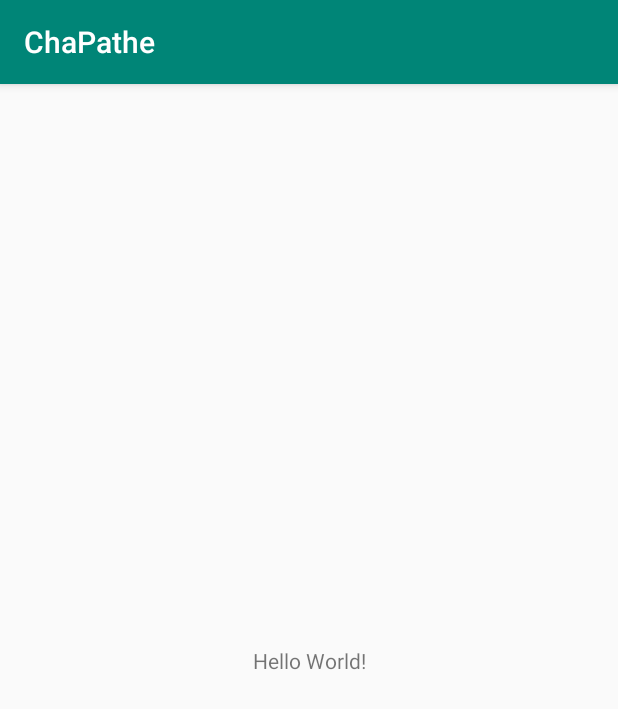
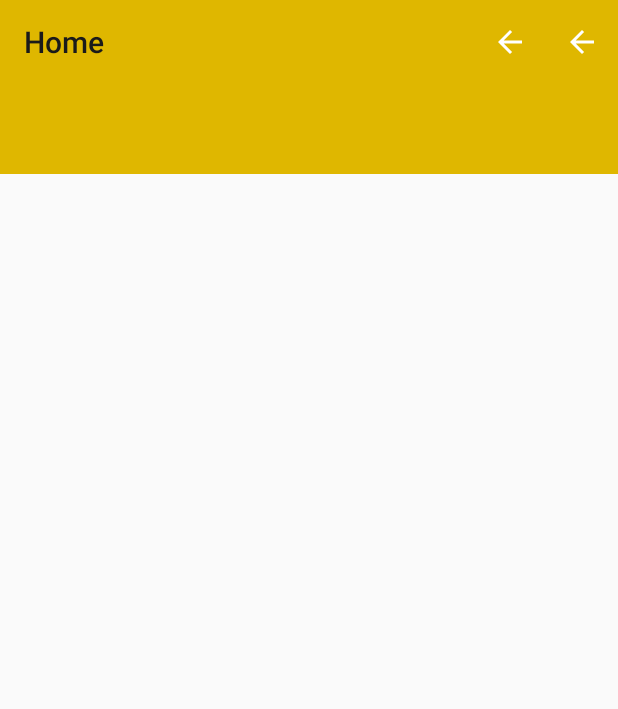
Before and after one commit to TarekBenDriss/Chapathe, an Android app: the screen it shows after launch (MainActivity), on a phone screen of 412 x 824 dp. Shown: the top 709 px of the screen. Run offline under Robolectric (Android 15) with nearby library versions, the phone set to English and light mode, and no system bars.

Commit message:
Main AppBar implemented

```diff
--- a/app/src/main/java/com/bendriss/chapathe/MainActivity.java
+++ b/app/src/main/java/com/bendriss/chapathe/MainActivity.java
@@ -1,15 +1,75 @@
 package com.bendriss.chapathe;
 
+import androidx.annotation.NonNull;
+import androidx.annotation.RequiresApi;
 import androidx.appcompat.app.AppCompatActivity;
+import androidx.appcompat.widget.Toolbar;
+import androidx.core.content.ContextCompat;
 
+import android.app.Activity;
+import android.os.Build;
 import android.os.Bundle;
+import android.util.Log;
+import android.view.Menu;
+import android.view.MenuInflater;
+import android.view.MenuItem;
+import android.view.Window;
+import android.view.WindowManager;
 
 
 public class MainActivity extends AppCompatActivity {
 
+    @RequiresApi(api = Build.VERSION_CODES.LOLLIPOP)
     @Override
     protected void onCreate(Bundle savedInstanceState) {
         super.onCreate(savedInstanceState);
         setContentView(R.layout.activity_main);
+        changeStatusBarColor(this);
+        Toolbar toolbar =  findViewById(R.id.main_toolbar);
+
+        toolbar.setOnMenuItemClickListener(new Toolbar.OnMenuItemClickListener() {
+            @Override
+            public boolean onMenuItemClick(MenuItem menuItem) {
+                if(menuItem.getItemId()==R.id.menu_settings)
+                    Log.e("ID","1");
+                else
+                    Log.e("ID","2");
+                return false;
+            }
+        });
+       // toolbar.setSubtitle("Test Subtitle");
+       // toolbar.inflateMenu(R.menu.main_manu);
+    }
+
+    @RequiresApi(api = Build.VERSION_CODES.LOLLIPOP)
+    private void changeStatusBarColor(Activity activity)
+    {
+        Window window = activity.getWindow();
+
+// clear FLAG_TRANSLUCENT_STATUS flag:
+        window.clearFlags(WindowManager.LayoutParams.FLAG_TRANSLUCENT_STATUS);
+
+// add FLAG_DRAWS_SYSTEM_BAR_BACKGROUNDS flag to the window
+        window.addFlags(WindowManager.LayoutParams.FLAG_DRAWS_SYSTEM_BAR_BACKGROUNDS);
+
+// finally change the color
+        window.setStatusBarColor(ContextCompat.getColor(activity,R.color.colorPrimary));
+    }
+
+    @Override
+    public boolean onCreateOptionsMenu(Menu menu) {
+        MenuInflater menuInflater = getMenuInflater();
+        menuInflater.inflate(R.menu.app_bar_menu,menu);
+        return super.onCreateOptionsMenu(menu);
+    }
+
+    @Override
+    public boolean onOptionsItemSelected(@NonNull MenuItem item) {
+        if(item.getItemId()==R.id.menu_settings)
+            Log.e("ID","1");
+        else
+            Log.e("ID","2");
+
+        return super.onOptionsItemSelected(item);
     }
 }
--- a/app/src/main/res/layout/activity_main.xml
+++ b/app/src/main/res/layout/activity_main.xml
@@ -6,13 +6,24 @@
     android:layout_height="match_parent"
     tools:context=".MainActivity">
 
-    <TextView
-        android:layout_width="wrap_content"
-        android:layout_height="wrap_content"
-        android:text="Hello World!"
-        app:layout_constraintBottom_toBottomOf="parent"
-        app:layout_constraintLeft_toLeftOf="parent"
-        app:layout_constraintRight_toRightOf="parent"
-        app:layout_constraintTop_toTopOf="parent" />
 
+    <androidx.appcompat.widget.Toolbar
+        android:id="@+id/main_toolbar"
+        android:layout_width="match_parent"
+        android:layout_height="?attr/actionBarSize"
+        android:background="?attr/colorPrimary"
+        app:title="Home"
+        app:menu="@menu/app_bar_menu"
+        android:theme="@style/ThemeOverlay.AppCompat.ActionBar"
+        app:popupTheme="@style/ThemeOverlay.AppCompat.Light"
+        app:titleTextColor="@color/black"/>
+
+    <androidx.constraintlayout.widget.ConstraintLayout
+        android:layout_width="match_parent"
+        android:layout_height="60dp"
+        app:layout_constraintStart_toStartOf="parent"
+        app:layout_constraintEnd_toEndOf="parent"
+        app:layout_constraintTop_toBottomOf="@id/main_toolbar"
+        android:background="@color/colorPrimary"
+        />
 </androidx.constraintlayout.widget.ConstraintLayout>
--- /dev/null
+++ b/app/src/main/res/menu/app_bar_menu.xml
@@ -0,0 +1,18 @@
+<menu xmlns:app="http://schemas.android.com/apk/res-auto"
+    xmlns:android="http://schemas.android.com/apk/res/android" >
+
+    <item
+        android:id="@+id/menu_settings"
+        android:icon="@drawable/abc_vector_test"
+        android:orderInCategory="100"
+        android:title="Settings"
+        app:showAsAction="always" />
+
+    <item
+        android:id="@+id/menu_load"
+        android:icon="@drawable/abc_vector_test"
+        android:orderInCategory="200"
+        app:showAsAction="always"
+        android:title="Load"/>
+
+</menu>
--- a/app/src/main/res/values/colors.xml
+++ b/app/src/main/res/values/colors.xml
@@ -1,6 +1,7 @@
 <?xml version="1.0" encoding="utf-8"?>
 <resources>
-    <color name="colorPrimary">#008577</color>
+    <color name="colorPrimary">#DFB700</color>
     <color name="colorPrimaryDark">#00574B</color>
     <color name="colorAccent">#D81B60</color>
+    <color name="black">#1A1A1A</color>
 </resources>
--- a/app/src/main/res/values/styles.xml
+++ b/app/src/main/res/values/styles.xml
@@ -1,11 +1,13 @@
 <resources>
 
     <!-- Base application theme. -->
-    <style name="AppTheme" parent="Theme.AppCompat.Light.DarkActionBar">
+    <style name="AppTheme" parent="Theme.AppCompat.Light.NoActionBar">
         <!-- Customize your theme here. -->
         <item name="colorPrimary">@color/colorPrimary</item>
         <item name="colorPrimaryDark">@color/colorPrimaryDark</item>
         <item name="colorAccent">@color/colorAccent</item>
+        <item name="titleTextStyle">@color/black</item>
+
     </style>
 
 </resources>
```
